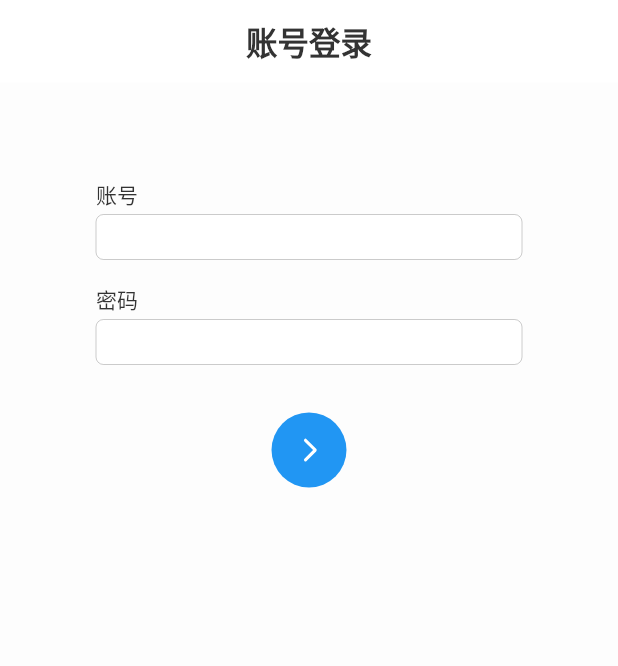
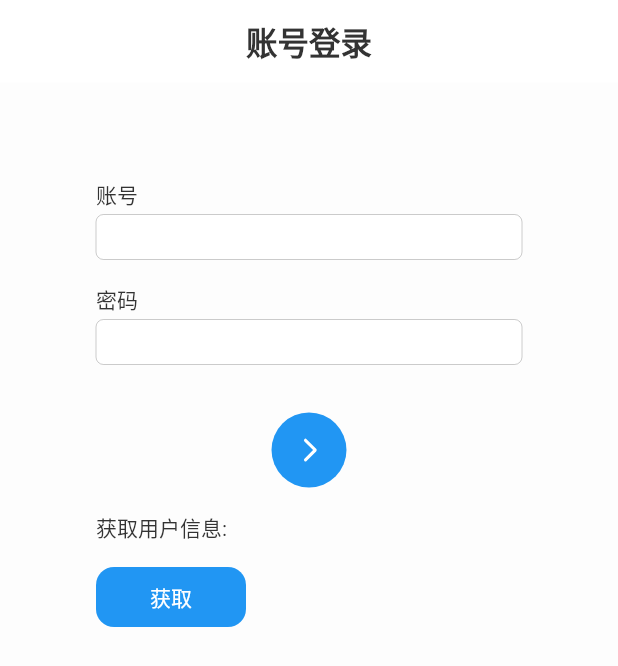
Before and after one commit to darren-you/flutter-now, a Flutter app: the AccountLoginPage screen opened by its route, on a phone screen of 412 x 824 dp. Shown: the top 666 px of the screen. Run offline on Flutter 3.47's test engine with Material 3 defaults, Android fonts, the phone set to English and light mode, and no system bars; our stand-ins replace bot_toast, device_info_plus, dio, event_bus, extended_image, flutter_hooks and 9 more; missing offline and left inert: android_id, flutter_system_proxy; accounts and stored records are empty; generated files the repository leaves out were written again; Roboto replaces fonts that are missing (HarmonyOS Sans SC).

Commit message:
添加Token认证

```diff
--- a/lib/base/widgets/app_bar.dart
+++ b/lib/base/widgets/app_bar.dart
@@ -1,4 +1,3 @@
-import 'dart:developer';
 import 'dart:ui';
 
 import 'package:flutter/cupertino.dart';
--- a/lib/base/widgets/custom_container.dart
+++ b/lib/base/widgets/custom_container.dart
@@ -53,11 +53,11 @@ class CustomContainer extends HookWidget {
     final bgColorAnimation = useAnimation(
       ColorTween(
         begin: color == null
-            ? startColor?.withOpacity(1.0)
-            : color?.withOpacity(1.0),
+            ? startColor?.withValues(alpha: 1.0)
+            : color?.withValues(alpha: 1.0),
         end: color == null
-            ? endColor?.withOpacity(0.8)
-            : color?.withOpacity(0.8),
+            ? endColor?.withValues(alpha: 0.8)
+            : color?.withValues(alpha: 0.8),
       ).animate(
         CurvedAnimation(parent: animController, curve: Curves.decelerate),
       ),
@@ -65,8 +65,8 @@ class CustomContainer extends HookWidget {
 
     final foreColorAnimation = useAnimation(
       ColorTween(
-        begin: Colors.grey.withOpacity(0.0),
-        end: Colors.grey.withOpacity(0.3),
+        begin: Colors.grey.withValues(alpha: 0.0),
+        end: Colors.grey.withValues(alpha: 0.3),
       ).animate(
         CurvedAnimation(parent: animController, curve: Curves.decelerate),
       ),
--- a/lib/modules/login/account/ui/account_login_page.dart
+++ b/lib/modules/login/account/ui/account_login_page.dart
@@ -4,6 +4,7 @@ import 'package:bot_toast/bot_toast.dart';
 import 'package:dio/dio.dart';
 import 'package:flutter/cupertino.dart';
 import 'package:flutter/material.dart';
+import 'package:flutter_hooks/flutter_hooks.dart';
 import 'package:flutter_svg/svg.dart';
 import 'package:flutternow/app.dart';
 import 'package:flutternow/base/base.dart';
@@ -12,7 +13,7 @@ import 'package:flutternow/providers/app_user_provider.dart';
 import 'package:flutternow/theme.dart';
 import 'package:hooks_riverpod/hooks_riverpod.dart';
 
-class AccountLoginPage extends ConsumerWidget {
+class AccountLoginPage extends HookConsumerWidget {
   const AccountLoginPage({super.key});
 
   void login(BuildContext context, WidgetRef ref, String username,
@@ -44,6 +45,7 @@ class AccountLoginPage extends ConsumerWidget {
   Widget build(BuildContext context, WidgetRef ref) {
     final nameController = TextEditingController();
     final passController = TextEditingController();
+    ValueNotifier<String> userProfile = useState('');
 
     return Scaffold(
       backgroundColor: Colors.white.withValues(alpha: 0.9),
@@ -94,7 +96,50 @@ class AccountLoginPage extends ConsumerWidget {
                   ),
                 ),
               ),
-            )
+            ),
+
+            // 获取用户信息
+            const Padding(padding: EdgeInsets.only(top: 16)),
+            Text('获取用户信息:'),
+            const Padding(padding: EdgeInsets.only(bottom: 16)),
+            Align(
+              alignment: Alignment.centerLeft,
+              child: CustomContainer(
+                borderRadius: BorderRadius.circular(50),
+                duration: Duration(milliseconds: 160),
+                scaleValue: 0.99,
+                onTap: () async {
+                  try {
+                    userProfile.value =
+                        (await getIt<ApiClient>().getCurrentUser())
+                            .data
+                            .toString();
+                  } on DioException catch (e) {
+                    userProfile.value = 'msg: ${e.message}';
+                  }
+                },
+                child: Container(
+                  width: 100,
+                  height: 40,
+                  alignment: Alignment.center,
+                  decoration: BoxDecoration(
+                    color: Colors.blue,
+                    borderRadius: BorderRadius.circular(12),
+                  ),
+                  child: Text(
+                    '获取',
+                    style: TextStyle(color: Colors.white),
+                  ),
+                ),
+              ),
+            ),
+            const Padding(padding: EdgeInsets.only(bottom: 16)),
+            ValueListenableBuilder(
+              valueListenable: userProfile,
+              builder: (context, value, child) {
+                return Text(value);
+              },
+            ),
           ],
         ),
       ),
--- a/lib/modules/mine_example/ui/mine_example_page.dart
+++ b/lib/modules/mine_example/ui/mine_example_page.dart
@@ -12,8 +12,6 @@ class MineExamplePage extends ConsumerWidget {
   Widget build(BuildContext context, WidgetRef ref) {
     final mediaQueryData = MediaQuery.of(context);
     var statusBarHeight = mediaQueryData.padding.top;
-    var tabBarHeight = mediaQueryData.padding.bottom;
-
     final appUserNotifier = ref.watch(appUserProvider);
 
     return Scaffold(
--- a/lib/modules/ui_example/ui/ui_example_page.dart
+++ b/lib/modules/ui_example/ui/ui_example_page.dart
@@ -10,10 +10,6 @@ class UiExamplePage extends ConsumerWidget {
 
   @override
   Widget build(BuildContext context, WidgetRef ref) {
-    final mediaQueryData = MediaQuery.of(context);
-    var statusBarHeight = mediaQueryData.padding.top;
-    var tabBarHeight = mediaQueryData.padding.bottom;
-
     return Scaffold(
       extendBodyBehindAppBar: true,
       appBar: MAppBar(
--- a/lib/network/api_client.dart
+++ b/lib/network/api_client.dart
@@ -54,7 +54,7 @@ abstract class ApiClient {
   Future<BaseResponse<String>> deleteAccount();
 
   /// 获取当前登录用户信息
-  @GET('/api/user/detail')
+  @GET('/api/user/profile')
   Future<BaseResponse<AppUserModel>> getCurrentUser();
 
   /// 获取app版本，检查有没有更新
--- a/lib/network/request_interceptor.dart
+++ b/lib/network/request_interceptor.dart
@@ -57,7 +57,7 @@ class RequestInterceptor extends Interceptor {
     final authToken =
         PreferencesManager.instance.getString(PreferencesKeys.userLoginToken);
     if (authToken != null) {
-      options.headers['X-Token'] = authToken;
+      options.headers['Authorization'] = 'Bearer $authToken';
     }
 
     handler.next(options);
```
Also changed, not shown: lib/base/widgets/network_image_view.dart (+4 -3 lines), pubspec.yaml (+8 -0 lines), lib/network/api_client.g.dart, pubspec.lock, 2 other files.
